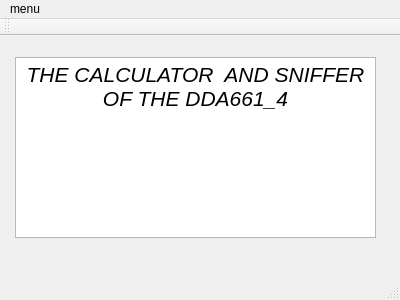
The window that dribl.ui (dda-661-4/project) describes before a commit, drawn with Qt 5.
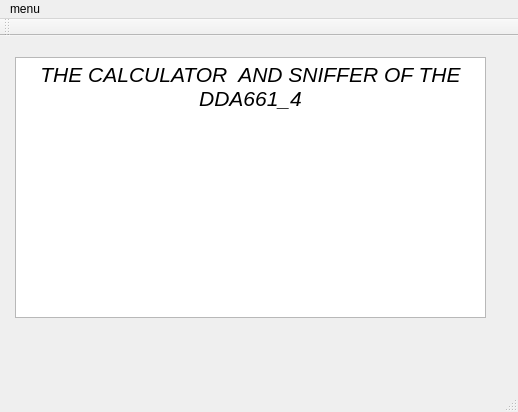
The same window after the commit.

```diff
--- a/dribl.ui
+++ b/dribl.ui
@@ -6,8 +6,8 @@
    <rect>
     <x>0</x>
     <y>0</y>
-    <width>400</width>
-    <height>300</height>
+    <width>518</width>
+    <height>412</height>
    </rect>
   </property>
   <property name="windowTitle">
@@ -19,8 +19,8 @@
      <rect>
       <x>15</x>
       <y>21</y>
-      <width>361</width>
-      <height>181</height>
+      <width>471</width>
+      <height>261</height>
      </rect>
     </property>
     <property name="html">
@@ -37,7 +37,7 @@
     <rect>
      <x>0</x>
      <y>0</y>
-     <width>400</width>
+     <width>518</width>
      <height>19</height>
     </rect>
    </property>
```
